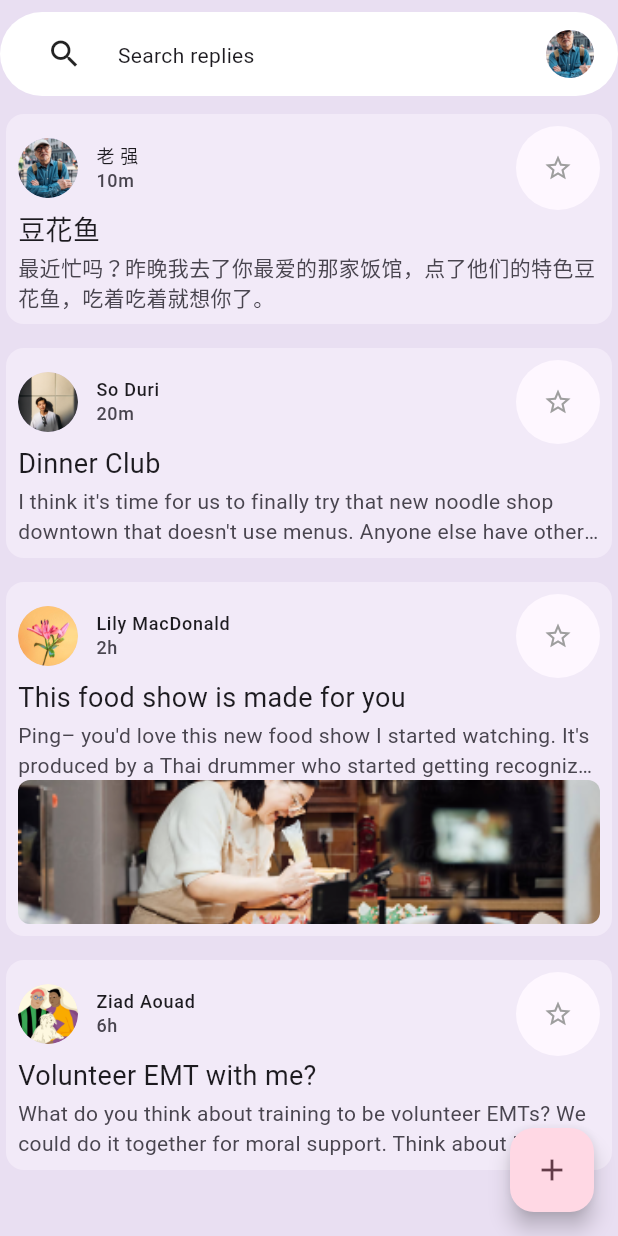
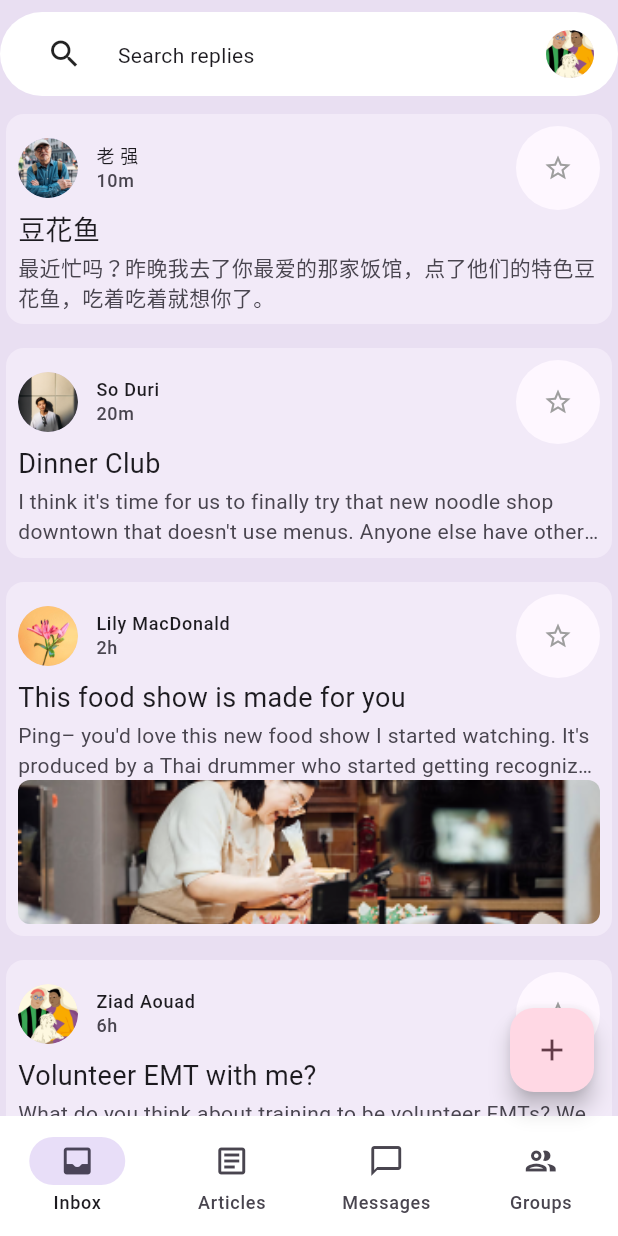
Before and after one commit to nosadaniel/messager_app, a Flutter app: the screen it shows after launch, on a phone screen of 412 x 824 dp. Run offline on Flutter 3.47's test engine with Material 3 defaults, Android fonts, the phone set to English and light mode, and no system bars; our stand-ins replace flutter_riverpod, go_router.

Commit message:
added adaptive navigation bar
added go_router for navigation, river_pod for statement.

```diff
--- a/lib/features/feed/presentation/feed.dart
+++ b/lib/features/feed/presentation/feed.dart
@@ -16,20 +16,13 @@ class _FeedState extends State<Feed> {
   late final _colorScheme = Theme.of(context).colorScheme;
   late final _backgroundColor = Color.alphaBlend(
       _colorScheme.primary.withOpacity(0.14), _colorScheme.surface);
+
   @override
   Widget build(BuildContext context) {
-    return Scaffold(
-      body: Container(
-        color: _backgroundColor,
-        child: EmailListView(
-          currentUser: widget.currentUser,
-        ),
-      ),
-      floatingActionButton: FloatingActionButton(
-        backgroundColor: _colorScheme.tertiaryContainer,
-        foregroundColor: _colorScheme.onTertiaryContainer,
-        onPressed: () {},
-        child: const Icon(Icons.add),
+    return Container(
+      color: _backgroundColor,
+      child: EmailListView(
+        currentUser: widget.currentUser,
       ),
     );
   }
--- a/lib/main.dart
+++ b/lib/main.dart
@@ -1,19 +1,21 @@
 import 'package:flutter/material.dart';
-import 'package:messager_app/features/feed/data/data.dart' as data;
-import 'package:messager_app/features/feed/presentation/feed.dart';
+import 'package:flutter_riverpod/flutter_riverpod.dart';
+import 'package:messager_app/routing/app_route.dart';
 
 void main() {
-  runApp(const MainApp());
+  runApp(const ProviderScope(child: MainApp()));
 }
 
-class MainApp extends StatelessWidget {
+class MainApp extends ConsumerWidget {
   const MainApp({super.key});
 
   @override
-  Widget build(BuildContext context) {
-    return MaterialApp(
+  Widget build(BuildContext context, WidgetRef ref) {
+    final goRouter = ref.watch(goRouterProvider);
+    return MaterialApp.router(
       theme: ThemeData.light(useMaterial3: true),
-      home: Feed(currentUser: data.user_1),
+      routerConfig: goRouter,
+      //debugShowCheckedModeBanner: false,
     );
   }
 }
--- /dev/null
+++ b/lib/routing/app_route.dart
@@ -0,0 +1,73 @@
+import 'package:flutter/cupertino.dart';
+import 'package:flutter/material.dart';
+import 'package:flutter_riverpod/flutter_riverpod.dart';
+import 'package:go_router/go_router.dart';
+import 'package:messager_app/features/feed/data/data.dart' as data;
+import 'package:messager_app/features/feed/presentation/feed.dart';
+import 'package:messager_app/features/feed/presentation/widgets/articles_list_view.dart';
+import 'package:messager_app/routing/scaffold_with_nested_navigation.dart';
+
+enum AppRoute { inbox, articles, messages, groups }
+
+final _rootNavigatorKey = GlobalKey<NavigatorState>();
+final _inboxNavigatorKey = GlobalKey<NavigatorState>(debugLabel: 'inbox');
+final _articlesNavigatorKey = GlobalKey<NavigatorState>(debugLabel: 'articles');
+final _messagesNavigatorKey = GlobalKey<NavigatorState>(debugLabel: 'messages');
+final _groupsNavigatorKey = GlobalKey<NavigatorState>(debugLabel: 'groups');
+
+final goRouterProvider = Provider<GoRouter>(
+  (ref) => GoRouter(
+    initialLocation: '/${AppRoute.inbox.name}',
+    navigatorKey: _rootNavigatorKey,
+    debugLogDiagnostics: true,
+    routes: [
+      //nested stateful navigation
+      StatefulShellRoute.indexedStack(
+          builder: (context, state, navigationShell) =>
+              ScaffoldWithNestedNavigation(navigationShell: navigationShell),
+          branches: [
+            // stateful navigation
+            StatefulShellBranch(navigatorKey: _inboxNavigatorKey, routes: [
+              GoRoute(
+                path: '/${AppRoute.inbox.name}',
+                name: AppRoute.inbox.name,
+                pageBuilder: (context, state) => NoTransitionPage(
+                  child: Feed(currentUser: data.user_4),
+                  key: state.pageKey,
+                ),
+              ),
+            ]),
+            StatefulShellBranch(navigatorKey: _articlesNavigatorKey, routes: [
+              GoRoute(
+                  path: '/${AppRoute.articles.name}',
+                  name: AppRoute.articles.name,
+                  pageBuilder: (context, state) => NoTransitionPage(
+                      child: const ArticlesListView(
+                        text: "new articles coming soon",
+                      ),
+                      key: state.pageKey))
+            ]),
+            StatefulShellBranch(navigatorKey: _messagesNavigatorKey, routes: [
+              GoRoute(
+                  path: '/${AppRoute.messages.name}',
+                  name: AppRoute.messages.name,
+                  pageBuilder: (context, state) => NoTransitionPage(
+                      child: const ArticlesListView(
+                        text: "new messages coming soon",
+                      ),
+                      key: state.pageKey))
+            ]),
+            StatefulShellBranch(navigatorKey: _groupsNavigatorKey, routes: [
+              GoRoute(
+                  path: '/${AppRoute.groups.name}',
+                  name: AppRoute.groups.name,
+                  pageBuilder: (context, state) => NoTransitionPage(
+                      child: const ArticlesListView(
+                        text: "new groups coming soon",
+                      ),
+                      key: state.pageKey))
+            ]),
+          ]),
+    ],
+  ),
+);
--- /dev/null
+++ b/lib/routing/destinations.dart
@@ -0,0 +1,15 @@
+import 'package:flutter/material.dart';
+
+class Destination {
+  final IconData icon;
+  final String label;
+
+  const Destination(this.icon, this.label);
+}
+
+const List<Destination> destinations = <Destination>[
+  Destination(Icons.inbox_rounded, 'Inbox'),
+  Destination(Icons.article_outlined, 'Articles'),
+  Destination(Icons.messenger_outline_outlined, 'Messages'),
+  Destination(Icons.group_outlined, 'Groups')
+];
--- /dev/null
+++ b/lib/routing/presentation/disappearing_bottom_navigation_bar.dart
@@ -0,0 +1,37 @@
+import 'package:flutter/material.dart';
+
+import '../destinations.dart';
+
+class DisappearingBottomNavigationBar extends StatelessWidget {
+  const DisappearingBottomNavigationBar(
+      {super.key,
+      required this.selectedIndex,
+      required this.body,
+      this.onDestinationSelected});
+  final int selectedIndex;
+  final ValueChanged<int>? onDestinationSelected;
+  final Widget body;
+  @override
+  Widget build(BuildContext context) {
+    late final colorScheme = Theme.of(context).colorScheme;
+    return Scaffold(
+      body: body,
+      floatingActionButton: FloatingActionButton(
+        backgroundColor: colorScheme.tertiaryContainer,
+        foregroundColor: colorScheme.onTertiaryContainer,
+        onPressed: () {},
+        child: const Icon(Icons.add),
+      ),
+      bottomNavigationBar: NavigationBar(
+        elevation: 0,
+        backgroundColor: Colors.white,
+        destinations: destinations.map<NavigationDestination>((destination) {
+          return NavigationDestination(
+              icon: Icon(destination.icon), label: destination.label);
+        }).toList(),
+        selectedIndex: selectedIndex,
+        onDestinationSelected: onDestinationSelected,
+      ),
+    );
+  }
+}
--- /dev/null
+++ b/lib/routing/scaffold_with_nested_navigation.dart
@@ -0,0 +1,37 @@
+import 'package:flutter/material.dart';
+import 'package:go_router/go_router.dart';
+import 'package:messager_app/routing/presentation/disappearing_bottom_navigation_bar.dart';
+import 'package:messager_app/routing/presentation/disappearing_navigation_rail.dart';
+
+class ScaffoldWithNestedNavigation extends StatelessWidget {
+  const ScaffoldWithNestedNavigation({Key? key, required this.navigationShell})
+      : super(key: key ?? const ValueKey("ScaffoldWithNestedNavigation"));
+
+  final StatefulNavigationShell navigationShell;
+
+  void _goBranch(int index) {
+    navigationShell.goBranch(index,
+        //navigation to the initial location when tapping on item
+        //that is already active.
+        initialLocation: index == navigationShell.currentIndex);
+  }
+
+  @override
+  Widget build(BuildContext context) {
+    late final colorScheme = Theme.of(context).colorScheme;
+    late final backgroundColor = Color.alphaBlend(
+        colorScheme.primary.withOpacity(0.14), colorScheme.surface);
+
+    final double wideScreen = MediaQuery.sizeOf(context).width;
+    return wideScreen > 600
+        ? DisappearingNavigationRail(
+            onDestinationSelected: _goBranch,
+            selectedIndex: navigationShell.currentIndex,
+            backgroundColor: backgroundColor,
+            body: navigationShell)
+        : DisappearingBottomNavigationBar(
+            onDestinationSelected: _goBranch,
+            selectedIndex: navigationShell.currentIndex,
+            body: navigationShell);
+  }
+}
--- a/pubspec.yaml
+++ b/pubspec.yaml
@@ -14,12 +14,17 @@ dependencies:
   flutter:
     sdk: flutter
   cupertino_icons: ^1.0.6
+  go_router: ^14.1.2
+  flutter_riverpod: ^2.5.1
+  riverpod_annotation: ^2.3.5
 
 dev_dependencies:
   flutter_test:
     sdk: flutter
 
   flutter_lints: ^3.0.0
+  build_runner: ^2.4.10
+  riverpod_generator: ^2.4.0
 
 
 flutter:
```
Also changed, not shown: lib/features/feed/presentation/widgets/articles_list_view.dart (added, +12 -0 lines), lib/routing/presentation/disappearing_navigation_rail.dart (added, +58 -0 lines), pubspec.lock.
